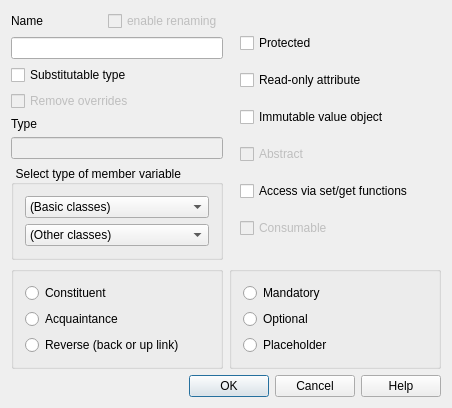
Above: lavape/src/LavaPE_UI/idd_attrbox.ui from berkus/lavape before the change. Below: the same form after it.
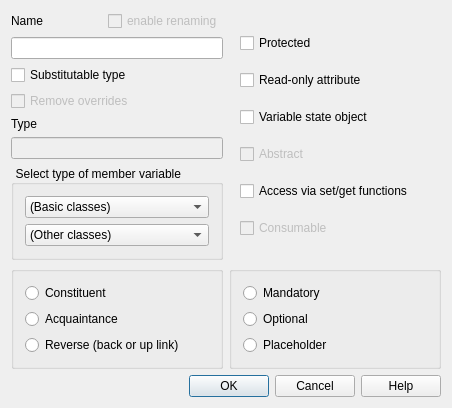
That is the form after the change.

Patch:
```diff
--- a/lavape/src/LavaPE_UI/idd_attrbox.ui
+++ b/lavape/src/LavaPE_UI/idd_attrbox.ui
@@ -256,7 +256,7 @@
           <enum>Qt::StrongFocus</enum>
          </property>
          <property name="text" >
-          <string>Immutable value object</string>
+          <string>Variable state object</string>
          </property>
         </widget>
        </item>
```
Left out of the diff: 10 changed lines with no effect on the pictures.
